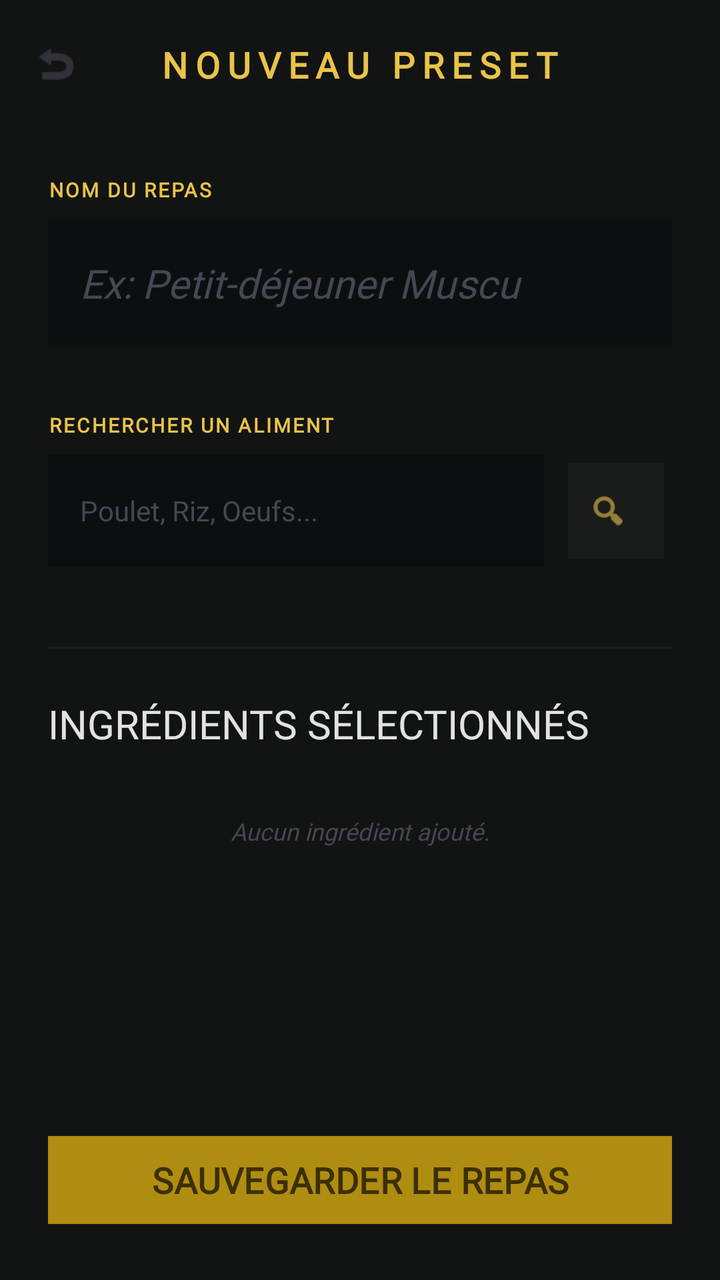
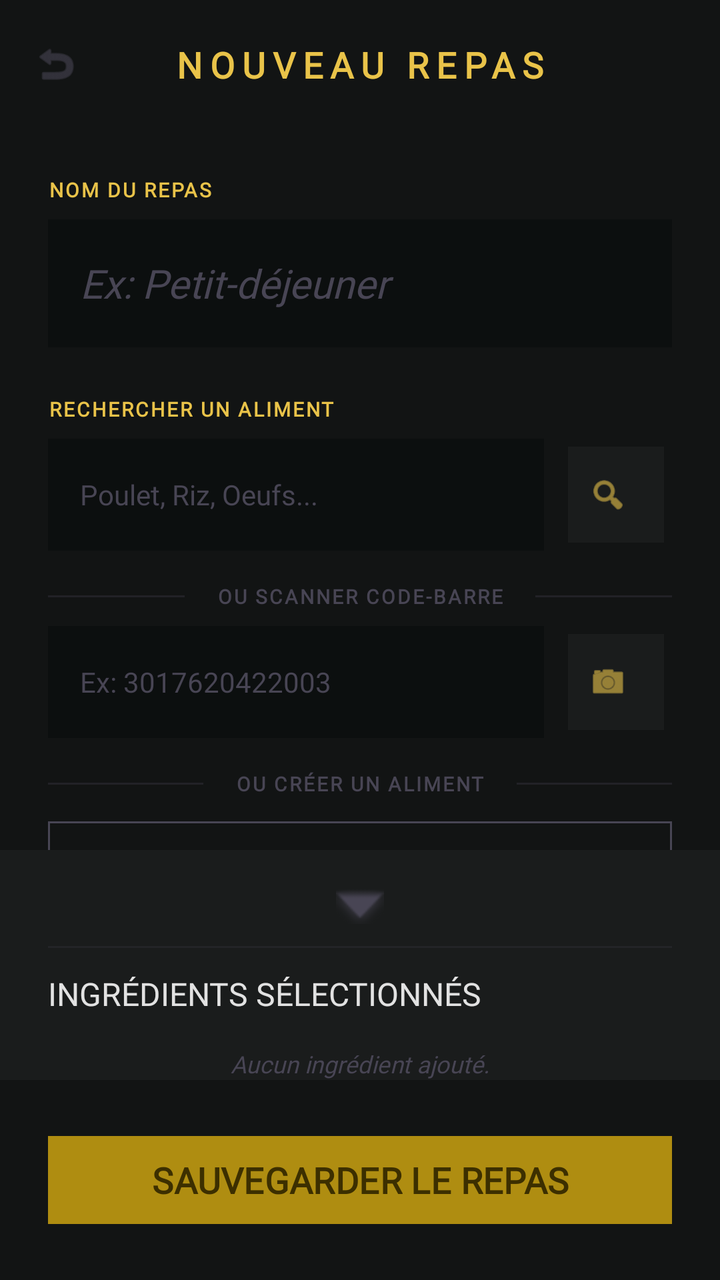

An Android layout rendered at two revisions. The XML below is the earlier revision; the diff shows what the commit changed to produce the second picture.
<!-- AndroidManifest.xml: application theme Theme.OlympusFront -->
<!-- res/layout/activity_create_meal.xml -->
<?xml version="1.0" encoding="utf-8"?>
<androidx.constraintlayout.widget.ConstraintLayout xmlns:android="http://schemas.android.com/apk/res/android"
    xmlns:app="http://schemas.android.com/apk/res-auto"
    android:layout_width="match_parent"
    android:layout_height="match_parent"
    android:background="@color/surface">

    
    <androidx.constraintlayout.widget.ConstraintLayout
        android:id="@+id/top_bar"
        android:layout_width="match_parent"
        android:layout_height="64dp"
        android:background="@color/surface"
        android:paddingHorizontal="16dp"
        app:layout_constraintTop_toTopOf="parent">

        <ImageView
            android:id="@+id/btn_back"
            android:layout_width="24dp"
            android:layout_height="24dp"
            android:src="@android:drawable/ic_menu_revert"
            app:layout_constraintBottom_toBottomOf="parent"
            app:layout_constraintStart_toStartOf="parent"
            app:layout_constraintTop_toTopOf="parent"
            app:tint="@color/outline_variant" />

        <TextView
            android:layout_width="wrap_content"
            android:layout_height="wrap_content"
            android:fontFamily="@font/newsreader"
            android:letterSpacing="0.2"
            android:text="NOUVEAU PRESET"
            android:textColor="@color/secondary"
            android:textSize="18sp"
            android:textStyle="bold"
            app:layout_constraintBottom_toBottomOf="parent"
            app:layout_constraintEnd_toEndOf="parent"
            app:layout_constraintStart_toStartOf="parent"
            app:layout_constraintTop_toTopOf="parent" />
    </androidx.constraintlayout.widget.ConstraintLayout>

    <ScrollView
        android:layout_width="match_parent"
        android:layout_height="0dp"
        app:layout_constraintBottom_toTopOf="@id/bottom_container"
        app:layout_constraintTop_toBottomOf="@id/top_bar">

        <LinearLayout
            android:layout_width="match_parent"
            android:layout_height="wrap_content"
            android:orientation="vertical"
            android:padding="24dp">

            <TextView
                android:layout_width="wrap_content"
                android:layout_height="wrap_content"
                android:fontFamily="@font/manrope"
                android:letterSpacing="0.1"
                android:text="NOM DU REPAS"
                android:textColor="@color/secondary"
                android:textSize="10sp"
                android:textStyle="bold" />

            <EditText
                android:id="@+id/et_meal_name"
                android:layout_width="match_parent"
                android:layout_height="64dp"
                android:layout_marginTop="8dp"
                android:background="@color/surface_container_lowest"
                android:fontFamily="@font/newsreader"
                android:hint="Ex: Petit-déjeuner Muscu"
                android:inputType="text"
                android:paddingHorizontal="16dp"
                android:textColor="@color/marble_white"
                android:textColorHint="@color/outline_variant"
                android:textSize="20sp"
                android:textStyle="italic" />

            <TextView
                android:layout_width="wrap_content"
                android:layout_height="wrap_content"
                android:layout_marginTop="32dp"
                android:fontFamily="@font/manrope"
                android:letterSpacing="0.1"
                android:text="RECHERCHER UN ALIMENT"
                android:textColor="@color/secondary"
                android:textSize="10sp"
                android:textStyle="bold" />

            <LinearLayout
                android:layout_width="match_parent"
                android:layout_height="wrap_content"
                android:layout_marginTop="8dp"
                android:orientation="horizontal">

                <EditText
                    android:id="@+id/et_search_food"
                    android:layout_width="0dp"
                    android:layout_height="56dp"
                    android:layout_weight="1"
                    android:background="@color/surface_container_lowest"
                    android:fontFamily="@font/manrope"
                    android:hint="Poulet, Riz, Oeufs..."
                    android:inputType="text"
                    android:paddingHorizontal="16dp"
                    android:textColor="@color/marble_white"
                    android:textColorHint="@color/outline_variant"
                    android:textSize="14sp" />

                <com.google.android.material.button.MaterialButton
                    android:id="@+id/btn_search"
                    style="@style/Widget.Material3.Button.IconButton"
                    android:layout_width="56dp"
                    android:layout_height="56dp"
                    android:layout_marginStart="8dp"
                    android:backgroundTint="@color/surface_container_low"
                    app:cornerRadius="0dp"
                    app:icon="@android:drawable/ic_menu_search"
                    app:iconTint="@color/secondary" />
            </LinearLayout>

            
            <androidx.recyclerview.widget.RecyclerView
                android:id="@+id/recycler_search_results"
                android:layout_width="match_parent"
                android:layout_height="wrap_content"
                android:layout_marginTop="16dp"
                android:nestedScrollingEnabled="false" />

            <View
                android:layout_width="match_parent"
                android:layout_height="1dp"
                android:layout_marginTop="24dp"
                android:background="@color/outline_variant"
                android:alpha="0.2" />

            <TextView
                android:layout_width="wrap_content"
                android:layout_height="wrap_content"
                android:layout_marginTop="24dp"
                android:fontFamily="@font/newsreader"
                android:text="INGRÉDIENTS SÉLECTIONNÉS"
                android:textColor="@color/marble_white"
                android:textSize="20sp" />

            <androidx.recyclerview.widget.RecyclerView
                android:id="@+id/recycler_selected_ingredients"
                android:layout_width="match_parent"
                android:layout_height="wrap_content"
                android:layout_marginTop="16dp"
                android:nestedScrollingEnabled="false" />

            <TextView
                android:id="@+id/tv_empty_ingredients"
                android:layout_width="match_parent"
                android:layout_height="wrap_content"
                android:layout_marginTop="16dp"
                android:fontFamily="@font/manrope"
                android:text="Aucun ingrédient ajouté."
                android:textColor="@color/outline_variant"
                android:textSize="12sp"
                android:gravity="center"
                android:textStyle="italic" />

        </LinearLayout>
    </ScrollView>

    
    <androidx.constraintlayout.widget.ConstraintLayout
        android:id="@+id/bottom_container"
        android:layout_width="match_parent"
        android:layout_height="100dp"
        android:background="@color/surface"
        android:padding="24dp"
        app:layout_constraintBottom_toBottomOf="parent">

        <com.google.android.material.button.MaterialButton
            android:id="@+id/btn_save_meal"
            android:layout_width="match_parent"
            android:layout_height="match_parent"
            android:backgroundTint="@color/secondary_container"
            android:fontFamily="@font/newsreader"
            android:text="SAUVEGARDER LE REPAS"
            android:textColor="@color/on_secondary"
            android:textSize="18sp"
            android:textStyle="bold"
            app:cornerRadius="0dp" />

    </androidx.constraintlayout.widget.ConstraintLayout>

</androidx.constraintlayout.widget.ConstraintLayout>
<!-- resources referenced by this layout -->
<resources>
  <color name="marble_white">#E2E2E2</color>
  <color name="on_secondary">#3C2F00</color>
  <color name="outline_variant">#484554</color>
  <color name="secondary">#E9C349</color>
  <color name="secondary_container">#AF8D11</color>
  <color name="surface">#121414</color>
  <color name="surface_container_low">#1A1C1C</color>
  <color name="surface_container_lowest">#0C0F0F</color>
  <style name="Theme.OlympusFront" parent="Base.Theme.OlympusFront" />
  <style name="Base.Theme.OlympusFront" parent="Theme.Material3.DayNight.NoActionBar">
          
          <item name="colorPrimary">@color/primary_container</item>
          <item name="colorSecondary">@color/secondary</item>
          <item name="android:windowBackground">@color/surface</item>
  
          
          <item name="fontFamily">@font/manrope</item>
      </style>
  <color name="primary_container">#5D3FD3</color>
</resources>

<!-- the commit's change to res/layout/activity_create_meal.xml (unified diff, before → after) -->
@@ -5,7 +5,6 @@
     android:layout_height="match_parent"
     android:background="@color/surface">
 
-    
     <androidx.constraintlayout.widget.ConstraintLayout
         android:id="@+id/top_bar"
         android:layout_width="match_parent"
@@ -29,7 +28,7 @@
             android:layout_height="wrap_content"
             android:fontFamily="@font/newsreader"
             android:letterSpacing="0.2"
-            android:text="NOUVEAU PRESET"
+            android:text="NOUVEAU REPAS"
             android:textColor="@color/secondary"
             android:textSize="18sp"
             android:textStyle="bold"
@@ -39,11 +38,13 @@
             app:layout_constraintTop_toTopOf="parent" />
     </androidx.constraintlayout.widget.ConstraintLayout>
 
-    <ScrollView
+    <androidx.core.widget.NestedScrollView
+        android:id="@+id/main_content_scroll"
         android:layout_width="match_parent"
         android:layout_height="0dp"
-        app:layout_constraintBottom_toTopOf="@id/bottom_container"
-        app:layout_constraintTop_toBottomOf="@id/top_bar">
+        android:fillViewport="true"
+        app:layout_constraintTop_toBottomOf="@id/top_bar"
+        app:layout_constraintBottom_toTopOf="@id/selected_ingredients_container">
 
         <LinearLayout
             android:layout_width="match_parent"
@@ -68,7 +69,7 @@
                 android:layout_marginTop="8dp"
                 android:background="@color/surface_container_lowest"
                 android:fontFamily="@font/newsreader"
-                android:hint="Ex: Petit-déjeuner Muscu"
+                android:hint="Ex: Petit-déjeuner"
                 android:inputType="text"
                 android:paddingHorizontal="16dp"
                 android:textColor="@color/marble_white"
@@ -79,7 +80,7 @@
             <TextView
                 android:layout_width="wrap_content"
                 android:layout_height="wrap_content"
-                android:layout_marginTop="32dp"
+                android:layout_marginTop="24dp"
                 android:fontFamily="@font/manrope"
                 android:letterSpacing="0.1"
                 android:text="RECHERCHER UN ALIMENT"
@@ -119,53 +120,197 @@
                     app:iconTint="@color/secondary" />
             </LinearLayout>
 
-            
+            <LinearLayout
+                android:layout_width="match_parent"
+                android:layout_height="wrap_content"
+                android:layout_marginTop="16dp"
+                android:gravity="center_vertical"
+                android:orientation="horizontal">
+
+                <View
+                    android:layout_width="0dp"
+                    android:layout_height="1dp"
+                    android:layout_weight="1"
+                    android:background="@color/outline_variant"
+                    android:alpha="0.3" />
+
+                <TextView
+                    android:layout_width="wrap_content"
+                    android:layout_height="wrap_content"
+                    android:layout_marginHorizontal="16dp"
+                    android:fontFamily="@font/manrope"
+                    android:letterSpacing="0.1"
+                    android:text="OU SCANNER CODE-BARRE"
+                    android:textColor="@color/outline_variant"
+                    android:textSize="10sp"
+                    android:textStyle="bold" />
+
+                <View
+                    android:layout_width="0dp"
+                    android:layout_height="1dp"
+                    android:layout_weight="1"
+                    android:background="@color/outline_variant"
+                    android:alpha="0.3" />
+            </LinearLayout>
+
+            <LinearLayout
+                android:layout_width="match_parent"
+                android:layout_height="wrap_content"
+                android:layout_marginTop="8dp"
+                android:orientation="horizontal">
+
+                <EditText
+                    android:id="@+id/et_barcode"
+                    android:layout_width="0dp"
+                    android:layout_height="56dp"
+                    android:layout_weight="1"
+                    android:background="@color/surface_container_lowest"
+                    android:fontFamily="@font/manrope"
+                    android:hint="Ex: 3017620422003"
+                    android:inputType="number"
+                    android:paddingHorizontal="16dp"
+                    android:textColor="@color/marble_white"
+                    android:textColorHint="@color/outline_variant"
+                    android:textSize="14sp" />
+
+                <com.google.android.material.button.MaterialButton
+                    android:id="@+id/btn_scan"
+                    style="@style/Widget.Material3.Button.IconButton"
+                    android:layout_width="56dp"
+                    android:layout_height="56dp"
+                    android:layout_marginStart="8dp"
+                    android:backgroundTint="@color/surface_container_low"
+                    app:cornerRadius="0dp"
+                    app:icon="@android:drawable/ic_menu_camera"
+                    app:iconTint="@color/secondary" />
+            </LinearLayout>
+
+            <LinearLayout
+                android:layout_width="match_parent"
+                android:layout_height="wrap_content"
+                android:layout_marginTop="16dp"
+                android:gravity="center_vertical"
+                android:orientation="horizontal">
+
+                <View
+                    android:layout_width="0dp"
+                    android:layout_height="1dp"
+                    android:layout_weight="1"
+                    android:background="@color/outline_variant"
+                    android:alpha="0.3" />
+
+                <TextView
+                    android:layout_width="wrap_content"
+                    android:layout_height="wrap_content"
+                    android:layout_marginHorizontal="16dp"
+                    android:fontFamily="@font/manrope"
+                    android:letterSpacing="0.1"
+                    android:text="OU CRÉER UN ALIMENT"
+                    android:textColor="@color/outline_variant"
+                    android:textSize="10sp"
+                    android:textStyle="bold" />
+
+                <View
+                    android:layout_width="0dp"
+                    android:layout_height="1dp"
+                    android:layout_weight="1"
+                    android:background="@color/outline_variant"
+                    android:alpha="0.3" />
+            </LinearLayout>
+
+            <com.google.android.material.button.MaterialButton
+                android:id="@+id/btn_custom_macros"
+                style="@style/Widget.Material3.Button.OutlinedButton"
+                android:layout_width="match_parent"
+                android:layout_height="56dp"
+                android:layout_marginTop="8dp"
+                android:fontFamily="@font/newsreader"
+                android:text="SAISIR LES MACROS D'UN ALIMENT"
+                android:textColor="@color/secondary"
+                android:textStyle="bold"
+                app:cornerRadius="0dp"
+                app:strokeColor="@color/outline_variant" />
+
+            <com.google.android.material.button.MaterialButton
+                android:id="@+id/btn_ai_food"
+                style="@style/Widget.Material3.Button.OutlinedButton"
+                android:layout_width="match_parent"
+                android:layout_height="56dp"
+                android:layout_marginTop="8dp"
+                android:fontFamily="@font/newsreader"
+                android:text="ANALYSER UN REPAS AVEC L'IA"
+                android:textColor="#E0E0E0"
+                android:backgroundTint="#101010"
+                android:textStyle="bold"
+                app:cornerRadius="0dp"
+                app:strokeColor="#505050" />
+
             <androidx.recyclerview.widget.RecyclerView
                 android:id="@+id/recycler_search_results"
                 android:layout_width="match_parent"
                 android:layout_height="wrap_content"
-                android:layout_marginTop="16dp"
-                android:nestedScrollingEnabled="false" />
-
-            <View
-                android:layout_width="match_parent"
-                android:layout_height="1dp"
-                android:layout_marginTop="24dp"
-                android:background="@color/outline_variant"
-                android:alpha="0.2" />
-
-            <TextView
-                android:layout_width="wrap_content"
-                android:layout_height="wrap_content"
-                android:layout_marginTop="24dp"
-                android:fontFamily="@font/newsreader"
-                android:text="INGRÉDIENTS SÉLECTIONNÉS"
-                android:textColor="@color/marble_white"
-                android:textSize="20sp" />
-
-            <androidx.recyclerview.widget.RecyclerView
-                android:id="@+id/recycler_selected_ingredients"
-                android:layout_width="match_parent"
-                android:layout_height="wrap_content"
-                android:layout_marginTop="16dp"
-                android:nestedScrollingEnabled="false" />
-
-            <TextView
-                android:id="@+id/tv_empty_ingredients"
-                android:layout_width="match_parent"
-                android:layout_height="wrap_content"
-                android:layout_marginTop="16dp"
-                android:fontFamily="@font/manrope"
-                android:text="Aucun ingrédient ajouté."
-                android:textColor="@color/outline_variant"
-                android:textSize="12sp"
-                android:gravity="center"
-                android:textStyle="italic" />
+                android:nestedScrollingEnabled="false"
+                android:layout_marginTop="16dp" />
 
         </LinearLayout>
-    </ScrollView>
-
-    
+    </androidx.core.widget.NestedScrollView>
+
+    <LinearLayout
+        android:id="@+id/selected_ingredients_container"
+        android:layout_width="match_parent"
+        android:layout_height="wrap_content"
+        android:orientation="vertical"
+        android:paddingHorizontal="24dp"
+        android:paddingTop="12dp"
+        android:background="@color/surface_container_low"
+        app:layout_constraintBottom_toTopOf="@id/bottom_container">
+
+        <ImageView
+            android:id="@+id/btn_toggle_ingredients"
+            android:layout_width="32dp"
+            android:layout_height="32dp"
+            android:layout_gravity="center"
+            android:padding="4dp"
+            android:background="?attr/selectableItemBackgroundBorderless"
+            android:src="@android:drawable/arrow_down_float"
+            app:tint="@color/outline_variant" />
+
+        <View
+            android:layout_width="match_parent"
+            android:layout_height="1dp"
+            android:layout_marginTop="4dp"
+            android:background="@color/outline_variant"
+            android:alpha="0.2" />
+
+        <TextView
+            android:layout_width="wrap_content"
+            android:layout_height="wrap_content"
+            android:layout_marginTop="12dp"
+            android:fontFamily="@font/newsreader"
+            android:text="INGRÉDIENTS SÉLECTIONNÉS"
+            android:textColor="@color/marble_white"
+            android:textSize="16sp" />
+
+        <androidx.recyclerview.widget.RecyclerView
+            android:id="@+id/recycler_selected_ingredients"
+            android:layout_width="match_parent"
+            android:layout_height="wrap_content"
+            android:maxHeight="160dp"
+            android:layout_marginTop="8dp" />
+
+        <TextView
+            android:id="@+id/tv_empty_ingredients"
+            android:layout_width="match_parent"
+            android:layout_height="wrap_content"
+            android:layout_marginTop="8dp"
+            android:fontFamily="@font/manrope"
+            android:text="Aucun ingrédient ajouté."
+            android:textColor="@color/outline_variant"
+            android:textSize="12sp"
+            android:gravity="center"
+            android:textStyle="italic" />
+    </LinearLayout>
+
     <androidx.constraintlayout.widget.ConstraintLayout
         android:id="@+id/bottom_container"
         android:layout_width="match_parent"
<!-- resource entries referenced after the edit -->
@@ -9,15 +9,59 @@
   <color name="surface_container_low">#1A1C1C</color>
   <color name="surface_container_lowest">#0C0F0F</color>
   <style name="Theme.OlympusFront" parent="Base.Theme.OlympusFront" />
-  <style name="Base.Theme.OlympusFront" parent="Theme.Material3.DayNight.NoActionBar">
+  <style name="Base.Theme.OlympusFront" parent="Theme.Material3.Dark.NoActionBar">
           
           <item name="colorPrimary">@color/primary_container</item>
           <item name="colorSecondary">@color/secondary</item>
+          <item name="colorSurface">@color/surface</item>
           <item name="android:windowBackground">@color/surface</item>
+          <item name="android:textColorPrimary">@color/marble_white</item>
+          <item name="android:textColorSecondary">@color/outline_variant</item>
+          <item name="android:colorBackground">@color/surface</item>
   
           
           <item name="fontFamily">@font/manrope</item>
+  
+          
+          <item name="alertDialogTheme">@style/OlympusAlertDialogTheme</item>
+          <item name="materialAlertDialogTheme">@style/OlympusAlertDialogTheme</item>
+  
+          
+          <item name="android:spinnerItemStyle">@style/OlympusSpinnerItem</item>
+          <item name="android:spinnerDropDownItemStyle">@style/OlympusSpinnerDropDownItem</item>
       </style>
   <color name="primary_container">#5D3FD3</color>
+  <style name="OlympusAlertDialogTheme" parent="ThemeOverlay.Material3.MaterialAlertDialog">
+          <item name="android:windowBackground">@drawable/dialog_background</item>
+          <item name="colorSurface">@color/surface_container_low</item>
+          <item name="colorOnSurface">@color/marble_white</item>
+          <item name="colorPrimary">@color/secondary</item>
+          <item name="android:textColorPrimary">@color/marble_white</item>
+          <item name="android:textColorSecondary">@color/outline_variant</item>
+          <item name="buttonBarPositiveButtonStyle">@style/Widget.Material3.Button.TextButton</item>
+          <item name="buttonBarNegativeButtonStyle">@style/Widget.Material3.Button.TextButton</item>
+  
+          
+          <item name="editTextStyle">@style/OlympusDialogEditText</item>
+      </style>
+  <style name="OlympusSpinnerItem" parent="Widget.AppCompat.TextView.SpinnerItem">
+          <item name="android:textColor">@color/marble_white</item>
+      </style>
+  <style name="OlympusSpinnerDropDownItem" parent="Widget.AppCompat.DropDownItem.Spinner">
+          <item name="android:textColor">@color/marble_white</item>
+          <item name="android:background">@color/surface_container_lowest</item>
+      </style>
+  <!-- drawable dialog_background (drawable) -->
+  <?xml version="1.0" encoding="utf-8"?>
+  <shape xmlns:android="http://schemas.android.com/apk/res/android"
+      android:shape="rectangle">
+      <solid android:color="@color/surface_container_low" />
+      <corners android:radius="16dp" />
+  </shape>
+  <style name="OlympusDialogEditText" parent="Widget.AppCompat.EditText">
+          <item name="android:textColor">@color/marble_white</item>
+          <item name="android:textColorHint">@color/outline_variant</item>
+          <item name="backgroundTint">@color/secondary</item>
+      </style>
 </resources>
 
